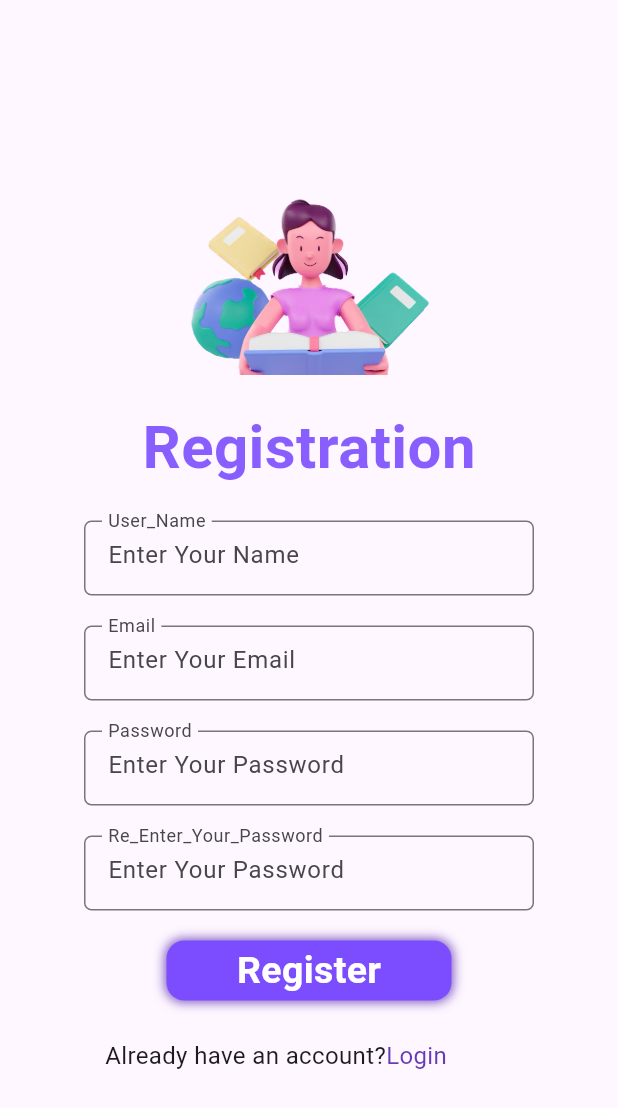
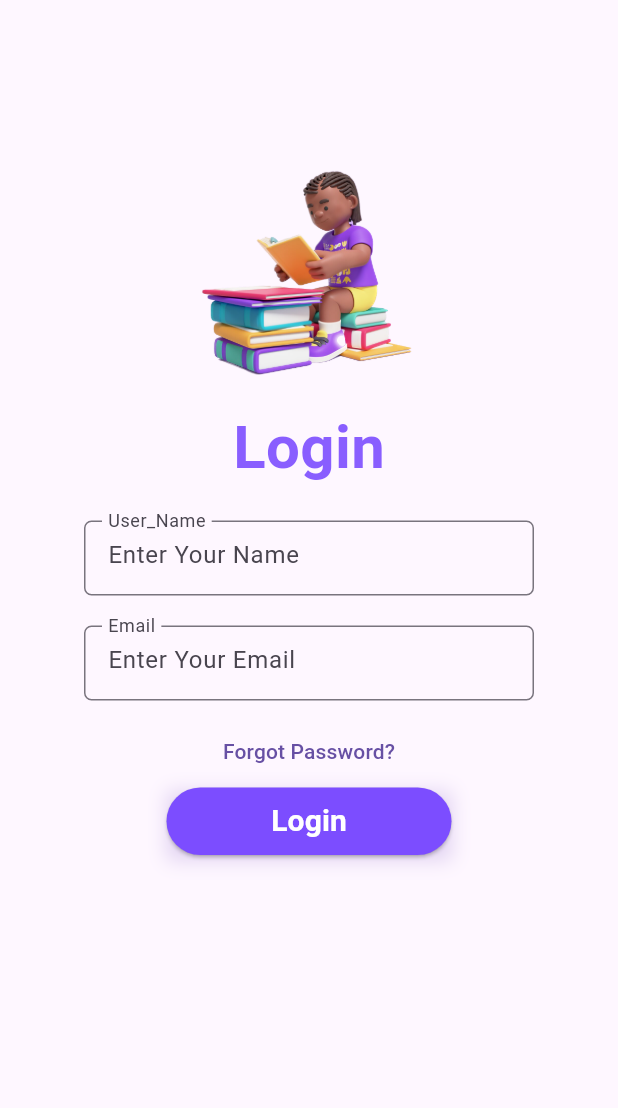
Before and after one commit to Sudeepkumar0/libx, a Flutter app: the screen it shows after launch, on a phone screen of 412 x 824 dp. Shown: the top 1108 px of the screen. Run offline on Flutter 3.47's test engine with Material 3 defaults, Android fonts, the phone set to English and light mode, and no system bars.

Commit message:
final login signup ui

```diff
--- a/lib/main.dart
+++ b/lib/main.dart
@@ -1,19 +1,15 @@
 import 'package:flutter/material.dart';
+import 'package:libx/user_login.dart';
 import 'user_signup.dart';
-
-void main() {
-  runApp(const MyApp());
-}
-
 class MyApp extends StatelessWidget {
-  const MyApp({Key? key});
-
   @override
   Widget build(BuildContext context) {
     return MaterialApp(
-      debugShowCheckedModeBanner: false,
-      title: 'Flutter Demo',
-      home: usersignup(),
+      home: user_login(),
     );
   }
 }
+
+void main() {
+  runApp(MyApp());
+}
--- a/lib/user_login.dart
+++ b/lib/user_login.dart
@@ -1,20 +1,25 @@
 import 'package:flutter/material.dart';
 
-class user_login extends StatelessWidget{
+class user_login extends StatelessWidget {
   @override
   Widget build(BuildContext context) {
     return MaterialApp(
-      home: login(),
-
+      home: Login(),
     );
   }
 }
 
-class login extends StatelessWidget{
+class Login extends StatefulWidget {
+  @override
+  _LoginState createState() => _LoginState();
+}
+
+class _LoginState extends State<Login> {
   @override
   Widget build(BuildContext context) {
     return Scaffold(
-     body: Form(child: Column(
+      body: Form(
+        child: Column(
           mainAxisAlignment: MainAxisAlignment.start,
           children: [
             //Image
@@ -33,14 +38,13 @@
             // Register Text
             Container(
               child: Text(
-           'Login',style: TextStyle(
+                'Login',
+                style: TextStyle(
                     color: Colors.deepPurpleAccent.withOpacity(0.9),
                     fontWeight: FontWeight.bold,
-             fontSize: 40
+                    fontSize: 40),
               ),
             ),
-       ),
-
 
             SizedBox(
               height: 20,
@@ -58,7 +62,6 @@
                 decoration: InputDecoration(
                   border: OutlineInputBorder(
                     borderRadius: BorderRadius.circular(5),
-
                   ),
                   labelText: "User_Name",
                   floatingLabelBehavior: FloatingLabelBehavior.always,
@@ -81,8 +84,8 @@
                 decoration: InputDecoration(
                   border: OutlineInputBorder(
                     borderRadius: BorderRadius.circular(5),
-               borderSide: BorderSide(color: Colors.deepPurpleAccent,width: 2),
-
+                    borderSide: BorderSide(
+                        color: Colors.deepPurpleAccent, width: 2),
                   ),
                   labelText: "Email",
                   floatingLabelBehavior: FloatingLabelBehavior.always,
@@ -92,29 +95,53 @@
             ),
             // close Text field Email
 
-
             SizedBox(
-         height: 20,
+              height: 10,
             ),
 
+            //forgot password
+           Container(
+             child: TextButton(
+               onPressed: (){
 
-           //forgot password
+               },
+               child: Text('Forgot Password?'),
+             ),
+           ),
+
+            //login btn
 
             Container(
-             child: Text(
-               'Forgot'
+              width: 190,
+              height: 45,
+              child: ElevatedButton(
+                style: ElevatedButton.styleFrom(
+                  primary: Colors.deepPurpleAccent,
+                  onPrimary: Colors.white,
                 ),
+                onPressed: (){
 
+                },
+                child: Text('Login',style: TextStyle(fontSize: 20,fontWeight: FontWeight.bold),),
+              ),
+              decoration:BoxDecoration(
+                boxShadow: [
+                  BoxShadow(
+                    color: Colors.deepPurple.withOpacity(0.2),
+                    blurRadius: 10,
+                    offset: Offset(0,3),
+                  ),
+                ]
+
+              ) ,
             ),
 
 
 
 
-
-     ]
+          ],
         ),
       ),
     );
   }
-
 }
--- a/lib/user_signup.dart
+++ b/lib/user_signup.dart
@@ -1,28 +1,34 @@
 import 'package:flutter/material.dart';
 
-class usersignup extends StatefulWidget {
-  const usersignup({super.key});
+class user_signup extends StatefulWidget {
+  const user_signup({Key? key}) : super(key: key);
 
   @override
-  State<usersignup> createState() => _usersignupState();
+  _UserSignupState createState() => _UserSignupState();
 }
 
-class _usersignupState extends State<usersignup> {
+class _UserSignupState extends State<user_signup> {
   @override
   Widget build(BuildContext context) {
     return MaterialApp(
       debugShowCheckedModeBanner: false,
-      home: sigup(),
+      home: Signup(),
     );
   }
 }
 
-class sigup extends StatelessWidget{
+class Signup extends StatefulWidget {
+  @override
+  _SignupState createState() => _SignupState();
+}
+
+class _SignupState extends State<Signup> {
   @override
   Widget build(BuildContext context) {
     return Scaffold(
       body: SingleChildScrollView(
-       child: Form(child: Column(
+        child: Form(
+          child: Column(
             mainAxisAlignment: MainAxisAlignment.start,
             children: [
               //Image
@@ -41,14 +47,14 @@
               // Register Text
               Container(
                 child: Text(
-               'Registration',style: TextStyle(
+                  'Registration',
+                  style: TextStyle(
                     color: Colors.deepPurpleAccent.withOpacity(0.9),
                     fontWeight: FontWeight.bold,
-               fontSize: 40
+                    fontSize: 40,
                   ),
                 ),
               ),
-
 
               SizedBox(
                 height: 20,
@@ -56,8 +62,7 @@
               //text closed here
 
               //---------------------------------------------------------
-
-         //Text field   user name
+              //Text field user name
 
               Container(
                 width: 300,
@@ -66,15 +71,14 @@
                   decoration: InputDecoration(
                     border: OutlineInputBorder(
                       borderRadius: BorderRadius.circular(5),
-
                     ),
                     labelText: "User_Name",
                     floatingLabelBehavior: FloatingLabelBehavior.always,
                     hintText: "Enter Your Name",
-               ),obscureText:true ,
                   ),
                 ),
-           //closed Text field   user name
+              ),
+              //closed Text field user name
               SizedBox(
                 height: 20,
               ),
@@ -89,24 +93,25 @@
                   decoration: InputDecoration(
                     border: OutlineInputBorder(
                       borderRadius: BorderRadius.circular(5),
-                   borderSide: BorderSide(color: Colors.deepPurpleAccent,width: 2),
-
+                      borderSide: BorderSide(
+                        color: Colors.deepPurpleAccent,
+                        width: 2,
+                      ),
                     ),
                     labelText: "Email",
                     floatingLabelBehavior: FloatingLabelBehavior.always,
                     hintText: "Enter Your Email",
-               ),obscureText:true ,
+                  ),
                 ),
               ),
               // close Text field Email
 
-
               SizedBox(
                 height: 20,
               ),
+
               //---------------------------------------------------------
               //Text field password
-
 
               Container(
                 width: 300,
@@ -115,19 +120,23 @@
                   decoration: InputDecoration(
                     border: OutlineInputBorder(
                       borderRadius: BorderRadius.circular(5),
-                   borderSide: BorderSide(color: Colors.deepPurpleAccent,width: 2),
-
+                      borderSide: BorderSide(
+                        color: Colors.deepPurpleAccent,
+                        width: 2,
+                      ),
                     ),
                     labelText: "Password",
                     floatingLabelBehavior: FloatingLabelBehavior.always,
                     hintText: "Enter Your Password",
-               ),obscureText:true ,
+                  ),
+                  obscureText: true,
                 ),
               ),
 
               SizedBox(
                 height: 20,
               ),
+
               //---------------------------------------------------------
               //Text field Re enter pass
 
@@ -138,43 +147,55 @@
                   decoration: InputDecoration(
                     border: OutlineInputBorder(
                       borderRadius: BorderRadius.circular(5),
-                   borderSide: BorderSide(color: Colors.deepPurpleAccent,width: 2),
-
+                      borderSide: BorderSide(
+                        color: Colors.deepPurpleAccent,
+                        width: 2,
+                      ),
                     ),
                     labelText: "Re_Enter_Your_Password",
                     floatingLabelBehavior: FloatingLabelBehavior.always,
                     hintText: "Enter Your Password",
-               ),obscureText:true ,
+                  ),
+                  obscureText: true,
                 ),
               ),
-
 
               SizedBox(
                 height: 20,
               ),
+
               //---------------------------------------------------------
               // register btn
 
               Container(
                 width: 190,
-             height: 40,
-             child: Center(child: Text('Register',style: TextStyle(fontSize: 25,fontWeight: FontWeight.bold,color: Colors.white),)),
-             decoration: BoxDecoration(
-               color: Colors.deepPurpleAccent ,
-               borderRadius: BorderRadius.circular(12),
+                height: 45,
+                child: ElevatedButton(
+                  style: ElevatedButton.styleFrom(
+                    primary: Colors.deepPurpleAccent,
+                    onPrimary: Colors.white,
+                  ),
+                  onPressed: (){
+
+                  },
+                  child: Text('Register',style: TextStyle(fontSize: 20,fontWeight: FontWeight.bold),),
+                ),
+                decoration:BoxDecoration(
                     boxShadow: [
                       BoxShadow(
-                   color: Colors.deepPurple.withOpacity(0.9),
-                   spreadRadius:1,
-                   blurRadius: 6,
+                        color: Colors.deepPurple.withOpacity(0.2),
+                        blurRadius: 10,
+                        offset: Offset(0,3),
                       ),
                     ]
-             ),
+
+                ) ,
               ),
 
               SizedBox(
                 height: 25,
               ),
+
               //---------------------------------------------------------
               InkWell(
                 child: Container(
@@ -182,15 +203,20 @@
                     mainAxisAlignment: MainAxisAlignment.start,
                     children: [
                       Padding(
-                     padding: const EdgeInsets.only(left:70),
+                        padding: const EdgeInsets.only(left: 70),
                         child: Text(
-                       'Already have an account?',style: TextStyle(fontSize: 16),
+                          'Already have an account?',
+                          style: TextStyle(fontSize: 16),
                         ),
                       ),
                       Container(
                         child: InkWell(
                           child: Text(
-                         'Login',style: TextStyle(color: Colors.deepPurple,fontSize: 16),
+                            'Login',
+                            style: TextStyle(
+                              color: Colors.deepPurple,
+                              fontSize: 16,
+                            ),
                           ),
                         ),
                       ),
@@ -200,11 +226,8 @@
               ),
             ],
           ),
-
         ),
       ),
-
     );
   }
-
 }
--- a/pubspec.yaml
+++ b/pubspec.yaml
@@ -59,6 +59,7 @@
   uses-material-design: true
   assets:
     - assets/education.png
+    - assets/login_img.png
 
   # To add assets to your application, add an assets section, like this:
   # assets:
```
Lines whose indentation alone changed are shown as unchanged.
